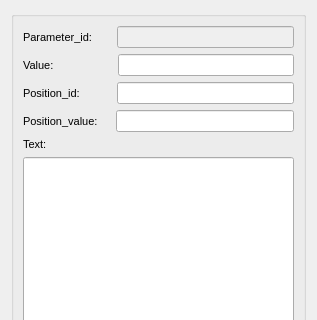
Giswater/giswater_qgis_plugin, file ui/event_ud_arc_standard.ui: the form before one commit; both pictures show x 0 to 317 and y 0 to 320 of the 317 by 534 pixel window.
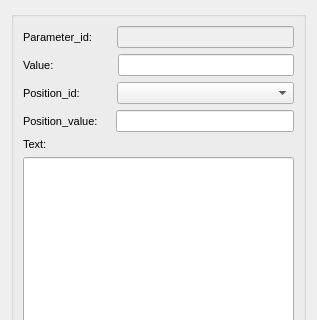
The form after the commit.

Patch:
```diff
--- a/ui/event_ud_arc_standard.ui
+++ b/ui/event_ud_arc_standard.ui
@@ -113,6 +113,12 @@
        <layout class="QHBoxLayout" name="horizontalLayout_3">
         <item>
          <widget class="QLabel" name="label_flexunion_code_2">
+          <property name="sizePolicy">
+           <sizepolicy hsizetype="Fixed" vsizetype="Preferred">
+            <horstretch>0</horstretch>
+            <verstretch>0</verstretch>
+           </sizepolicy>
+          </property>
           <property name="font">
            <font>
             <pointsize>8</pointsize>
@@ -142,11 +148,7 @@
          </widget>
         </item>
         <item>
-         <widget class="QLineEdit" name="position_id">
-          <property name="frame">
-           <bool>true</bool>
-          </property>
-         </widget>
+         <widget class="QComboBox" name="position_id"/>
         </item>
        </layout>
       </item>
```
Left out of the diff: 1 changed line with no effect on the pictures.
